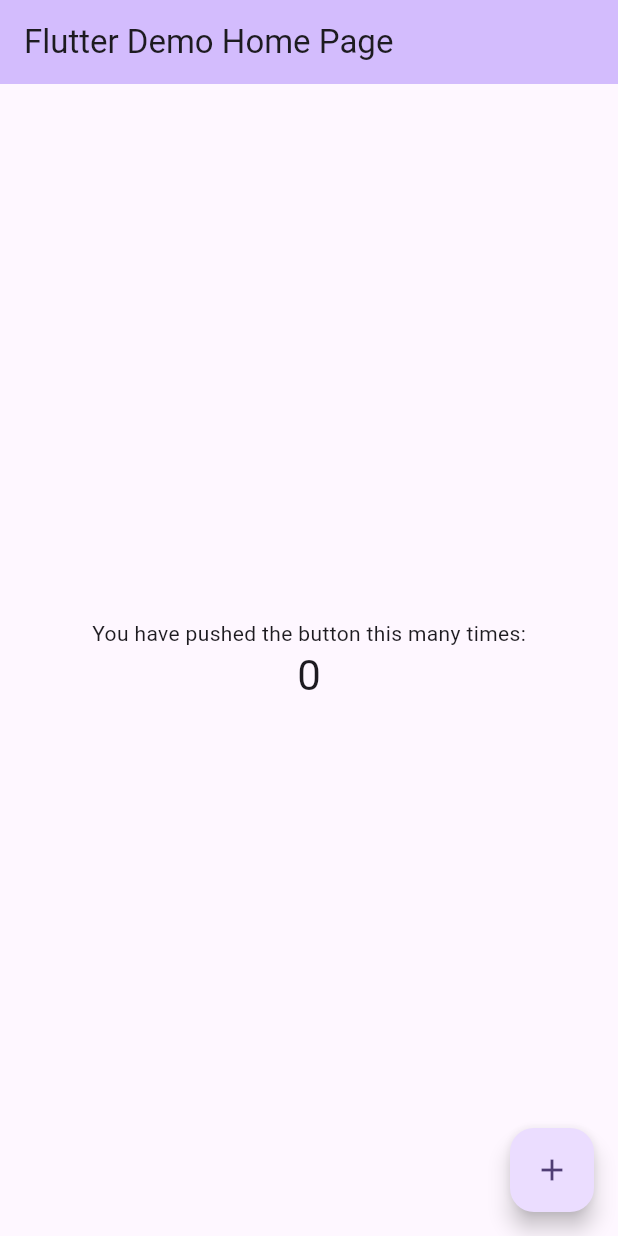
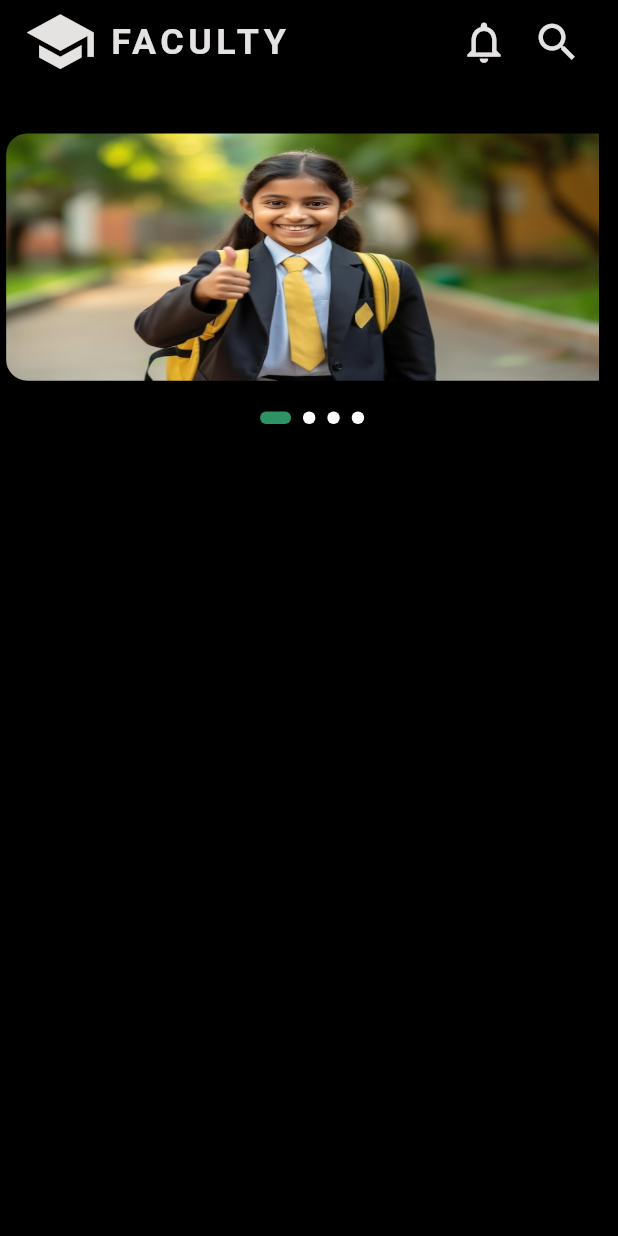
Before and after one commit to Son-Of-Christ/FACULTY_App, a Flutter app: the screen it shows after launch, on a phone screen of 412 x 824 dp. Run offline on Flutter 3.47's test engine with Material 3 defaults, Android fonts, the phone set to English and light mode, and no system bars; drawn by our look-alikes of smooth_page_indicator.

Commit message:
Assets folder added,responsiveness made

```diff
--- a/lib/main.dart
+++ b/lib/main.dart
@@ -1,125 +1,226 @@
 import 'package:flutter/material.dart';
+import 'Splash_Screen.dart';
+import 'MiddleSplash.dart';
+import 'Navphotopage1.dart';
+import 'package:smooth_page_indicator/smooth_page_indicator.dart';
 
-void main() {
-  runApp(const MyApp());
+void main() => runApp(MaterialApp(
+      initialRoute: '/',
+      routes: {
+        '/': (context) => Splash(),
+        '/MiddleSplash': (context) => MiddleSplash(),
+        '/home': (context) => Home(),
+        '/Navphotopage1': (context) => Navphotopage1(),
+      },
+    ));
+
+class Home extends StatefulWidget {
+  const Home({super.key});
+
+  @override
+  State<Home> createState() => _HomeState();
 }
 
-class MyApp extends StatelessWidget {
-  const MyApp({super.key});
-
-  // This widget is the root of your application.
-  @override
-  Widget build(BuildContext context) {
-    return MaterialApp(
-      title: 'Flutter Demo',
-      theme: ThemeData(
-        // This is the theme of your application.
-        //
-        // TRY THIS: Try running your application with "flutter run". You'll see
-        // the application has a purple toolbar. Then, without quitting the app,
-        // try changing the seedColor in the colorScheme below to Colors.green
-        // and then invoke "hot reload" (save your changes or press the "hot
-        // reload" button in a Flutter-supported IDE, or press "r" if you used
-        // the command line to start the app).
-        //
-        // Notice that the counter didn't reset back to zero; the application
-        // state is not lost during the reload. To reset the state, use hot
-        // restart instead.
-        //
-        // This works for code too, not just values: Most code changes can be
-        // tested with just a hot reload.
-        colorScheme: ColorScheme.fromSeed(seedColor: Colors.deepPurple),
-        useMaterial3: true,
-      ),
-      home: const MyHomePage(title: 'Flutter Demo Home Page'),
-    );
-  }
-}
-
-class MyHomePage extends StatefulWidget {
-  const MyHomePage({super.key, required this.title});
-
-  // This widget is the home page of your application. It is stateful, meaning
-  // that it has a State object (defined below) that contains fields that affect
-  // how it looks.
-
-  // This class is the configuration for the state. It holds the values (in this
-  // case the title) provided by the parent (in this case the App widget) and
-  // used by the build method of the State. Fields in a Widget subclass are
-  // always marked "final".
-
-  final String title;
-
-  @override
-  State<MyHomePage> createState() => _MyHomePageState();
-}
-
-class _MyHomePageState extends State<MyHomePage> {
-  int _counter = 0;
-
-  void _incrementCounter() {
-    setState(() {
-      // This call to setState tells the Flutter framework that something has
-      // changed in this State, which causes it to rerun the build method below
-      // so that the display can reflect the updated values. If we changed
-      // _counter without calling setState(), then the build method would not be
-      // called again, and so nothing would appear to happen.
-      _counter++;
-    });
-  }
+class _HomeState extends State<Home> {
+  final PageController _pageController = PageController();
 
   @override
   Widget build(BuildContext context) {
-    // This method is rerun every time setState is called, for instance as done
-    // by the _incrementCounter method above.
-    //
-    // The Flutter framework has been optimized to make rerunning build methods
-    // fast, so that you can just rebuild anything that needs updating rather
-    // than having to individually change instances of widgets.
-    return Scaffold(
+    final double screenHeight = MediaQuery.of(context).size.height;
+    final double screenWidth = MediaQuery.of(context).size.width;
+    final bool isLandscape =
+        MediaQuery.of(context).orientation == Orientation.landscape;
+
+    return SafeArea(
+      child: Scaffold(
+        backgroundColor: Colors.black,
         appBar: AppBar(
-        // TRY THIS: Try changing the color here to a specific color (to
-        // Colors.amber, perhaps?) and trigger a hot reload to see the AppBar
-        // change color while the other colors stay the same.
-        backgroundColor: Theme.of(context).colorScheme.inversePrimary,
-        // Here we take the value from the MyHomePage object that was created by
-        // the App.build method, and use it to set our appbar title.
-        title: Text(widget.title),
+          backgroundColor: Colors.black,
+          foregroundColor: Colors.black,
+          automaticallyImplyLeading: false,
+          title: Row(
+            children: [
+              Icon(
+                Icons.school_sharp,
+                size: screenHeight / 17,
+                color: Color.fromARGB(255, 229, 226, 226),
               ),
-      body: Center(
-        // Center is a layout widget. It takes a single child and positions it
-        // in the middle of the parent.
-        child: Column(
-          // Column is also a layout widget. It takes a list of children and
-          // arranges them vertically. By default, it sizes itself to fit its
-          // children horizontally, and tries to be as tall as its parent.
-          //
-          // Column has various properties to control how it sizes itself and
-          // how it positions its children. Here we use mainAxisAlignment to
-          // center the children vertically; the main axis here is the vertical
-          // axis because Columns are vertical (the cross axis would be
-          // horizontal).
-          //
-          // TRY THIS: Invoke "debug painting" (choose the "Toggle Debug Paint"
-          // action in the IDE, or press "p" in the console), to see the
-          // wireframe for each widget.
-          mainAxisAlignment: MainAxisAlignment.center,
-          children: <Widget>[
-            const Text(
-              'You have pushed the button this many times:',
+              SizedBox(
+                width: screenWidth * 0.02,
               ),
               Text(
-              '$_counter',
-              style: Theme.of(context).textTheme.headlineMedium,
+                'FACULTY',
+                style: TextStyle(
+                  fontSize: screenHeight * 0.029,
+                  letterSpacing: 3.0,
+                  fontWeight: FontWeight.bold,
+                  color: Color.fromARGB(255, 229, 226, 226),
+                ),
+              ),
+              Spacer(),
+              IconButton(
+                icon: Icon(
+                  Icons.notifications_none_outlined,
+                  size: screenHeight * 0.04,
+                  color: Color.fromARGB(255, 229, 226, 226),
+                ),
+                onPressed: () {
+                  print('You have Clicked The Button');
+                },
+              ),
+              IconButton(
+                icon: Icon(
+                  Icons.search,
+                  size: screenHeight * 0.04,
+                  color: Color.fromARGB(255, 229, 226, 226),
+                ),
+                onPressed: () {},
+              )
+            ],
+          ),
+        ),
+        body: Padding(
+          padding: EdgeInsets.fromLTRB(
+              screenWidth * 0.01, screenHeight * 0.01, 0, 0),
+          child: Column(
+            children: <Widget>[
+              SizedBox(
+                height: screenHeight * 0.03,
+              ),
+              SizedBox(
+                height: isLandscape
+                    ? screenHeight / 2
+                    : screenHeight /
+                        5, // PageView takes one-fourth of the screen height
+                child: PageView(
+                  controller: _pageController,
+                  scrollDirection: Axis.horizontal,
+                  children: [
+                    GestureDetector(
+                      onTap: () {
+                        Navigator.pushNamed(context, '/Navphotopage1');
+                      },
+                      child: ClipRRect(
+                        borderRadius: BorderRadius.circular(
+                            14.0), // Change the border radius here
+                        child: LayoutBuilder(
+                          builder: (context, constraints) {
+                            return Container(
+                              margin:
+                                  EdgeInsets.only(right: screenWidth * 0.03),
+                              child: Image.asset(
+                                'assets/first.jpg',
+                                fit: BoxFit.fill,
+                                height: constraints.maxHeight,
+                                width: constraints.maxWidth,
+                              ),
+                            );
+                          },
+                        ),
+                      ),
+                    ),
+                    GestureDetector(
+                      onTap: () {
+                        Navigator.pushNamed(context, '/Navphotopage2');
+                      },
+                      child: ClipRRect(
+                        borderRadius: BorderRadius.circular(
+                            14.0), // Change the border radius here
+                        child: LayoutBuilder(
+                          builder: (context, constraints) {
+                            return Container(
+                              margin:
+                                  EdgeInsets.only(right: screenWidth * 0.03),
+                              color: Colors.blue,
+                              child: Image.asset(
+                                'assets/second.jpg',
+                                fit: BoxFit.fill,
+                                height: constraints.maxHeight,
+                                width: constraints.maxWidth,
+                              ),
+                            );
+                          },
+                        ),
+                      ),
+                    ),
+                    GestureDetector(
+                      onTap: () {
+                        Navigator.pushNamed(context, '/Navphotopage3');
+                      },
+                      child: ClipRRect(
+                        borderRadius: BorderRadius.circular(
+                            14.0), // Change the border radius here
+                        child: LayoutBuilder(
+                          builder: (context, constraints) {
+                            return Container(
+                              margin:
+                                  EdgeInsets.only(right: screenWidth * 0.03),
+                              color: Colors.pink,
+                              child: Image.asset(
+                                'assets/Third.jpg',
+                                fit: BoxFit.fill,
+                                height: constraints.maxHeight,
+                                width: constraints.maxWidth,
+                              ),
+                            );
+                          },
+                        ),
+                      ),
+                    ),
+                    GestureDetector(
+                      onTap: () {
+                        Navigator.pushNamed(context, '/Navphotopage4');
+                      },
+                      child: ClipRRect(
+                        borderRadius: BorderRadius.circular(
+                            14.0), // Change the border radius here
+                        child: LayoutBuilder(
+                          builder: (context, constraints) {
+                            return Container(
+                              margin:
+                                  EdgeInsets.only(right: screenWidth * 0.03),
+                              color: Colors.green,
+                              child: Image.asset(
+                                'assets/fourth.png',
+                                fit: BoxFit.fill,
+                                height: constraints.maxHeight,
+                                width: constraints.maxWidth,
+                              ),
+                            );
+                          },
+                        ),
+                      ),
+                    ),
+                  ],
+                  onPageChanged: (index) {
+                    // You can handle page change here if needed
+                  },
+                ),
+              ),
+              SizedBox(
+                  height: screenHeight *
+                      0.025), // Space between PageView and indicator
+              SmoothPageIndicator(
+                controller: _pageController,
+                count: 4, // Number of pages
+                effect: CustomizableEffect(
+                    activeDotDecoration: DotDecoration(
+                      width: screenWidth * 0.05,
+                      height: screenHeight * 0.01,
+                      color: Color.fromARGB(255, 46, 146, 101),
+                      borderRadius: BorderRadius.circular(4),
+                    ),
+                    dotDecoration: DotDecoration(
+                      width: screenWidth * 0.02,
+                      height: screenHeight * 0.01,
+                      color: Colors.white,
+                      borderRadius: BorderRadius.circular(4),
+                    )),
               ),
             ],
           ),
         ),
-      floatingActionButton: FloatingActionButton(
-        onPressed: _incrementCounter,
-        tooltip: 'Increment',
-        child: const Icon(Icons.add),
-      ), // This trailing comma makes auto-formatting nicer for build methods.
+      ),
     );
   }
 }
```
Also changed, not shown: lib/MiddleSplash.dart (added, +49 -0 lines), lib/Navphotopage1.dart (added, +53 -0 lines), lib/Splash_Screen.dart (added, +38 -0 lines), pubspec.yaml (+4 -3 lines), assets/Third.jpg (added), assets/first.jpg (added), assets/fourth.png (added), assets/second.jpg (added), pubspec.lock. Lines whose indentation alone changed are shown as unchanged.
